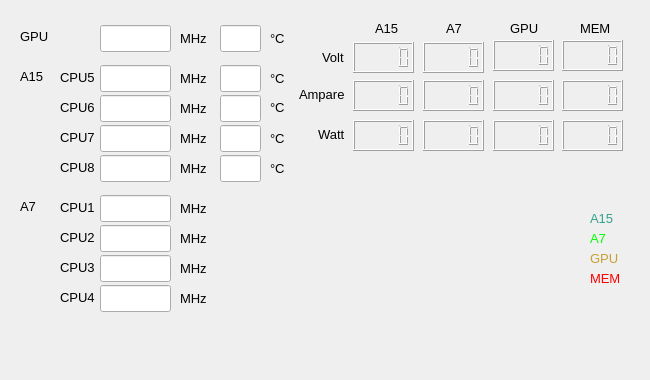
teresis/Project-Energymonitor, file displaysysinfo.ui: the form before one commit.
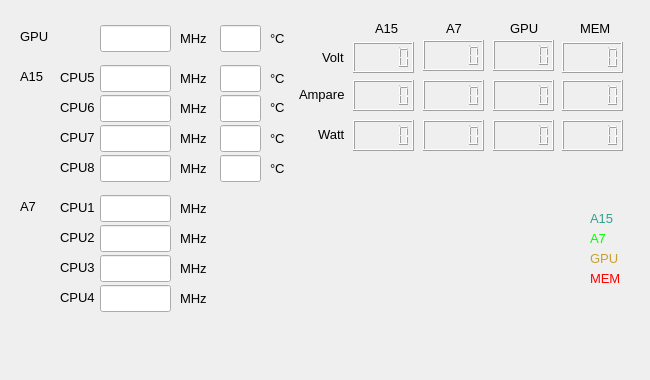
The form after the commit. Custom widgets are drawn as their Qt base class.

Commit message: bug: Fix inverted UI A7 and MEM

```diff
--- a/displaysysinfo.ui
+++ b/displaysysinfo.ui
@@ -419,7 +419,7 @@
   <widget class="QLCDNumber" name="MEMuWlcd">
    <property name="geometry">
     <rect>
-     <x>423</x>
+     <x>562</x>
      <y>120</y>
      <width>61</width>
      <height>31</height>
@@ -429,7 +429,7 @@
   <widget class="QLCDNumber" name="MEMuVlcd">
    <property name="geometry">
     <rect>
-     <x>423</x>
+     <x>562</x>
      <y>42</y>
      <width>61</width>
      <height>31</height>
@@ -442,7 +442,7 @@
   <widget class="QLCDNumber" name="MEMuAlcd">
    <property name="geometry">
     <rect>
-     <x>423</x>
+     <x>562</x>
      <y>80</y>
      <width>61</width>
      <height>31</height>
@@ -452,7 +452,7 @@
   <widget class="QLCDNumber" name="KFCuWlcd">
    <property name="geometry">
     <rect>
-     <x>562</x>
+     <x>423</x>
      <y>120</y>
      <width>61</width>
      <height>31</height>
@@ -462,7 +462,7 @@
   <widget class="QLCDNumber" name="KFCuVlcd">
    <property name="geometry">
     <rect>
-     <x>562</x>
+     <x>423</x>
      <y>40</y>
      <width>61</width>
      <height>31</height>
@@ -472,7 +472,7 @@
   <widget class="QLCDNumber" name="KFCuAlcd">
    <property name="geometry">
     <rect>
-     <x>562</x>
+     <x>423</x>
      <y>80</y>
      <width>61</width>
      <height>31</height>
```
